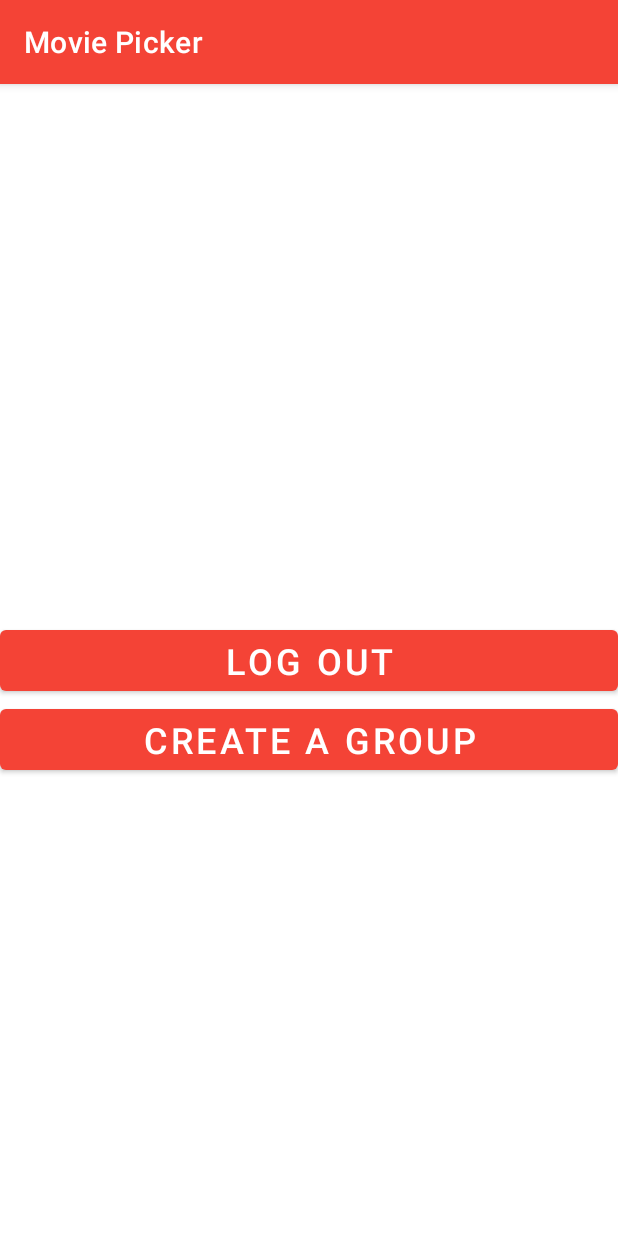
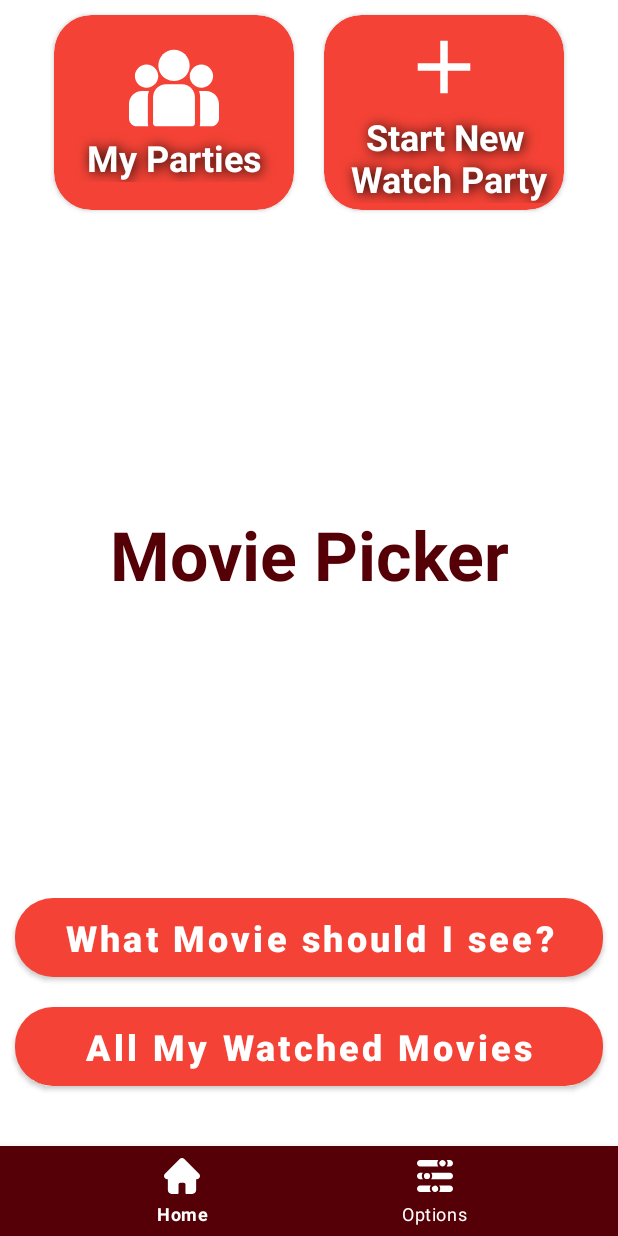
Before and after one commit to CristinaRacovita/final-project, an Android app: the MainActivity screen opened directly, with no data from a screen before it, on a phone screen of 412 x 824 dp. Run offline under Robolectric (Android 15) with nearby library versions, the phone set to English and light mode, and no system bars; our stand-ins replace data binding; network calls fail.

Commit message:
implemented main page fragment

```diff
--- a/app/build.gradle
+++ b/app/build.gradle
@@ -47,6 +47,9 @@ dependencies {
     implementation 'com.google.android.material:material:1.3.0'
     implementation 'androidx.constraintlayout:constraintlayout:2.0.4'
     implementation 'com.google.firebase:firebase-database:19.6.0'
+    implementation 'androidx.navigation:navigation-fragment-ktx:2.3.3'
+    implementation 'androidx.navigation:navigation-ui-ktx:2.3.3'
+    implementation 'androidx.legacy:legacy-support-v4:1.0.0'
     testImplementation 'junit:junit:4.13.2'
     androidTestImplementation 'androidx.test.ext:junit:1.1.2'
     androidTestImplementation 'androidx.test.espresso:espresso-core:3.3.0'
@@ -57,4 +60,6 @@ dependencies {
     implementation "com.squareup.retrofit2:retrofit:2.9.0"
     implementation "com.squareup.retrofit2:converter-gson:2.9.0"
     implementation "com.squareup.okhttp3:logging-interceptor:4.9.0"
+
+    implementation "androidx.fragment:fragment-ktx:1.3.0"
 }
--- a/app/src/main/java/com/example/moviepicker/presentation/activity/MainActivity.kt
+++ b/app/src/main/java/com/example/moviepicker/presentation/activity/MainActivity.kt
@@ -11,17 +11,30 @@ import androidx.lifecycle.ViewModelProvider
 import com.example.moviepicker.R
 import com.example.moviepicker.data.remote.MoviePickerAPI
 import com.example.moviepicker.data.remote.RemoteDataSource
+import com.example.moviepicker.databinding.ActivityMainBinding
 import com.example.moviepicker.databinding.GroupMenuBinding
 import com.example.moviepicker.domain.UserMediator
 import com.example.moviepicker.domain.useCase.FetchCredentialsUseCase
 import com.example.moviepicker.presentation.viewModelFactory.AlertDialogViewModelFactory
+import com.example.moviepicker.presentation.viewModelFactory.MainViewModelFactory
 import com.example.moviepicker.presentation.viewmodel.AlertDialogViewModel
+import com.example.moviepicker.presentation.viewmodel.MainViewModel
 import com.example.moviepicker.presentation.viewmodel.RegisterViewModel
 
 class MainActivity : AppCompatActivity() {
     override fun onCreate(savedInstanceState: Bundle?) {
         super.onCreate(savedInstanceState)
-        setContentView(R.layout.activity_main)
+
+        val mainViewModel =
+            ViewModelProvider(
+                this,
+                MainViewModelFactory()
+            ).get(
+                MainViewModel::class.java
+            )
+        val binding: ActivityMainBinding =
+            DataBindingUtil.setContentView(this, R.layout.activity_main)
+        binding.model = mainViewModel
     }
 
     fun logout(view: View) {
--- /dev/null
+++ b/app/src/main/java/com/example/moviepicker/presentation/binderAdapter/MainBinderAdapter.kt
@@ -0,0 +1,26 @@
+package com.example.moviepicker.presentation.binderAdapter
+
+import androidx.appcompat.app.AppCompatActivity
+import androidx.databinding.BindingAdapter
+import androidx.navigation.fragment.NavHostFragment
+import androidx.navigation.ui.NavigationUI
+import com.google.android.material.bottomnavigation.BottomNavigationView
+
+
+class MainBinderAdapter {
+    companion object {
+        @BindingAdapter("fragment")
+        @JvmStatic
+        fun setFragment(bottomNavigationView: BottomNavigationView, fragment: Int) {
+            val navHostFragment =
+                (bottomNavigationView.context as AppCompatActivity).supportFragmentManager.findFragmentById(
+                    fragment
+                ) as NavHostFragment?
+
+            NavigationUI.setupWithNavController(
+                bottomNavigationView,
+                navHostFragment!!.navController
+            )
+        }
+    }
+}
--- /dev/null
+++ b/app/src/main/java/com/example/moviepicker/presentation/fragment/HomeFragment.kt
@@ -0,0 +1,17 @@
+package com.example.moviepicker.presentation.fragment
+
+import android.os.Bundle
+import android.view.LayoutInflater
+import android.view.View
+import android.view.ViewGroup
+import androidx.fragment.app.Fragment
+import com.example.moviepicker.R
+
+class HomeFragment : Fragment() {
+    override fun onCreateView(
+        inflater: LayoutInflater, container: ViewGroup?,
+        savedInstanceState: Bundle?
+    ): View? {
+        return inflater.inflate(R.layout.fragment_home, container, false)
+    }
+}
--- /dev/null
+++ b/app/src/main/java/com/example/moviepicker/presentation/fragment/OptionsFragment.kt
@@ -0,0 +1,18 @@
+package com.example.moviepicker.presentation.fragment
+
+import android.os.Bundle
+import android.view.LayoutInflater
+import android.view.View
+import android.view.ViewGroup
+import androidx.fragment.app.Fragment
+import com.example.moviepicker.R
+
+class OptionsFragment : Fragment() {
+
+    override fun onCreateView(
+        inflater: LayoutInflater, container: ViewGroup?,
+        savedInstanceState: Bundle?
+    ): View? {
+        return inflater.inflate(R.layout.fragment_options, container, false)
+    }
+}
--- /dev/null
+++ b/app/src/main/java/com/example/moviepicker/presentation/viewModelFactory/MainViewModelFactory.kt
@@ -0,0 +1,15 @@
+package com.example.moviepicker.presentation.viewModelFactory
+
+import androidx.lifecycle.ViewModel
+import androidx.lifecycle.ViewModelProvider
+import com.example.moviepicker.presentation.viewmodel.MainViewModel
+
+class MainViewModelFactory : ViewModelProvider.Factory {
+    override fun <T : ViewModel?> create(modelClass: Class<T>): T {
+        if (modelClass.isAssignableFrom(MainViewModel::class.java)) {
+            return MainViewModel() as T
+        }
+
+        throw IllegalArgumentException("Unable to construct view model")
+    }
+}
--- /dev/null
+++ b/app/src/main/java/com/example/moviepicker/presentation/viewmodel/MainViewModel.kt
@@ -0,0 +1,6 @@
+package com.example.moviepicker.presentation.viewmodel
+
+import androidx.lifecycle.ViewModel
+
+class MainViewModel : ViewModel() {
+}
--- /dev/null
+++ b/app/src/main/res/drawable/ic_baseline_add_24.xml
@@ -0,0 +1,10 @@
+<vector android:height="24dp"
+    android:tint="#FFFFFF"
+    android:viewportHeight="24"
+    android:viewportWidth="24"
+    android:width="24dp"
+    xmlns:android="http://schemas.android.com/apk/res/android">
+    <path
+        android:fillColor="@android:color/white"
+        android:pathData="M19,13h-6v6h-2v-6H5v-2h6V5h2v6h6v2z" />
+</vector>
--- /dev/null
+++ b/app/src/main/res/drawable/ic_group.xml
@@ -0,0 +1,24 @@
+<vector xmlns:android="http://schemas.android.com/apk/res/android"
+    android:width="512dp"
+    android:height="512dp"
+    android:viewportWidth="511.999"
+    android:viewportHeight="511.999">
+    <path
+        android:pathData="M438.09,273.32h-39.596c4.036,11.05 6.241,22.975 6.241,35.404v149.65c0,5.182 -0.902,10.156 -2.543,14.782h65.461c24.453,0 44.346,-19.894 44.346,-44.346v-81.581C512,306.476 478.844,273.32 438.09,273.32z"
+        android:fillColor="#ffffff" />
+    <path
+        android:pathData="M107.265,308.725c0,-12.43 2.205,-24.354 6.241,-35.404H73.91c-40.754,0 -73.91,33.156 -73.91,73.91v81.581c0,24.452 19.893,44.346 44.346,44.346h65.462c-1.641,-4.628 -2.543,-9.601 -2.543,-14.783V308.725z"
+        android:fillColor="#ffffff" />
+    <path
+        android:pathData="M301.261,234.815h-90.522c-40.754,0 -73.91,33.156 -73.91,73.91v149.65c0,8.163 6.618,14.782 14.782,14.782h208.778c8.164,0 14.782,-6.618 14.782,-14.782v-149.65C375.171,267.971 342.015,234.815 301.261,234.815z"
+        android:fillColor="#ffffff" />
+    <path
+        android:pathData="M256,38.84c-49.012,0 -88.886,39.874 -88.886,88.887c0,33.245 18.349,62.28 45.447,77.524c12.853,7.23 27.671,11.362 43.439,11.362c15.768,0 30.586,-4.132 43.439,-11.362c27.099,-15.244 45.447,-44.28 45.447,-77.524C344.886,78.715 305.012,38.84 256,38.84z"
+        android:fillColor="#ffffff" />
+    <path
+        android:pathData="M99.918,121.689c-36.655,0 -66.475,29.82 -66.475,66.475c0,36.655 29.82,66.475 66.475,66.475c9.298,0 18.152,-1.926 26.195,-5.388c13.906,-5.987 25.372,-16.585 32.467,-29.86c4.98,-9.317 7.813,-19.946 7.813,-31.227C166.393,151.51 136.573,121.689 99.918,121.689z"
+        android:fillColor="#ffffff" />
+    <path
+        android:pathData="M412.082,121.689c-36.655,0 -66.475,29.82 -66.475,66.475c0,11.282 2.833,21.911 7.813,31.227c7.095,13.276 18.561,23.874 32.467,29.86c8.043,3.462 16.897,5.388 26.195,5.388c36.655,0 66.475,-29.82 66.475,-66.475C478.557,151.509 448.737,121.689 412.082,121.689z"
+        android:fillColor="#ffffff" />
+</vector>
--- /dev/null
+++ b/app/src/main/res/drawable/ic_home.xml
@@ -0,0 +1,9 @@
+<vector xmlns:android="http://schemas.android.com/apk/res/android"
+    android:width="512dp"
+    android:height="512dp"
+    android:viewportWidth="512"
+    android:viewportHeight="512">
+  <path
+      android:pathData="m498.195,222.695c-0.012,-0.012 -0.023,-0.023 -0.035,-0.035l-208.855,-208.848c-8.902,-8.906 -20.738,-13.813 -33.328,-13.813 -12.59,0 -24.426,4.902 -33.332,13.809l-208.746,208.742c-0.07,0.07 -0.141,0.145 -0.211,0.215 -18.281,18.387 -18.25,48.219 0.09,66.559 8.379,8.383 19.445,13.238 31.277,13.746 0.48,0.047 0.965,0.07 1.453,0.07h8.324v153.699c0,30.414 24.746,55.16 55.168,55.16h81.711c8.281,0 15,-6.715 15,-15v-120.5c0,-13.879 11.289,-25.168 25.168,-25.168h48.195c13.879,0 25.168,11.289 25.168,25.168v120.5c0,8.285 6.715,15 15,15h81.711c30.422,0 55.168,-24.746 55.168,-55.16v-153.699h7.719c12.586,0 24.422,-4.902 33.332,-13.809 18.359,-18.371 18.367,-48.254 0.023,-66.637zM498.195,222.695"
+      android:fillColor="#ffffff" />
+</vector>
--- /dev/null
+++ b/app/src/main/res/drawable/ic_setup.xml
@@ -0,0 +1,33 @@
+<vector xmlns:android="http://schemas.android.com/apk/res/android"
+    android:width="512dp"
+    android:height="512dp"
+    android:viewportWidth="512"
+    android:viewportHeight="512">
+    <path
+        android:fillColor="#FFFFFFFF"
+        android:pathData="m466.88,210.88h-265.45c20.474,26.739 20.319,63.705 0,90.24h265.45c24.88,0 45.12,-20.24 45.12,-45.12s-20.24,-45.12 -45.12,-45.12z" />
+    <path
+        android:fillColor="#FFFFFFFF"
+        android:pathData="m45.12,301.12h38.15c-20.436,-26.688 -20.355,-63.657 0,-90.24h-38.15c-24.88,0 -45.12,20.24 -45.12,45.12s20.24,45.12 45.12,45.12z" />
+    <path
+        android:fillColor="#FFFFFFFF"
+        android:pathData="M142.35,256m-44.37,0a44.37,44.37 0,1 1,88.74 0a44.37,44.37 0,1 1,-88.74 0" />
+    <path
+        android:fillColor="#FFFFFFFF"
+        android:pathData="m466.88,392.5h-151.811c20.665,26.986 20.151,64.004 0.01,90.25h151.801c24.88,0 45.12,-20.24 45.12,-45.12s-20.24,-45.13 -45.12,-45.13z" />
+    <path
+        android:fillColor="#FFFFFFFF"
+        android:pathData="m45.12,392.5c-24.88,0 -45.12,20.25 -45.12,45.13s20.24,45.12 45.12,45.12h151.799c-20.183,-26.301 -20.61,-63.322 0.01,-90.25z" />
+    <path
+        android:fillColor="#FFFFFFFF"
+        android:pathData="M215.171,454.596a44.38,44.38 112.486,1 0,81.996 -33.987a44.38,44.38 112.486,1 0,-81.996 33.987z" />
+    <path
+        android:fillColor="#FFFFFFFF"
+        android:pathData="m45.12,119.5h258.52c-20.75,-27.096 -20.073,-64.103 -0.01,-90.25h-258.51c-24.88,0 -45.12,20.24 -45.12,45.12s20.24,45.13 45.12,45.13z" />
+    <path
+        android:fillColor="#FFFFFFFF"
+        android:pathData="m466.88,119.5c24.88,0 45.12,-20.25 45.12,-45.13s-20.24,-45.12 -45.12,-45.12h-45.09c20.085,26.173 20.716,63.185 -0.01,90.25z" />
+    <path
+        android:fillColor="#FFFFFFFF"
+        android:pathData="M331.294,105.77a44.363,44.363 0,1 0,62.739 -62.739a44.363,44.363 0,1 0,-62.739 62.739z" />
+</vector>
--- a/app/src/main/res/layout/activity_main.xml
+++ b/app/src/main/res/layout/activity_main.xml
@@ -1,27 +1,43 @@
 <?xml version="1.0" encoding="utf-8"?>
-<androidx.constraintlayout.widget.ConstraintLayout xmlns:android="http://schemas.android.com/apk/res/android"
+<layout>
+
+    <data>
+
+        <variable
+            name="model"
+            type="com.example.moviepicker.presentation.viewmodel.MainViewModel" />
+    </data>
+
+    <LinearLayout xmlns:android="http://schemas.android.com/apk/res/android"
         xmlns:app="http://schemas.android.com/apk/res-auto"
         xmlns:tools="http://schemas.android.com/tools"
         android:layout_width="match_parent"
         android:layout_height="match_parent"
+        android:orientation="vertical"
         tools:context=".presentation.activity.MainActivity">
 
-    <Button
-        android:id="@+id/logout_button"
+        <androidx.fragment.app.FragmentContainerView
+            android:id="@+id/myFragment"
+            android:name="androidx.navigation.fragment.NavHostFragment"
             android:layout_width="match_parent"
-        android:layout_height="wrap_content"
-        android:onClick="logout"
-        android:text="@string/log_out"
-        android:textSize="@dimen/title_size"
+            android:layout_height="0dp"
+            android:layout_weight="2"
+            app:defaultNavHost="true"
+            app:navGraph="@navigation/nav_graph" />
+
+        <com.google.android.material.bottomnavigation.BottomNavigationView
+            android:id="@+id/bottom_navigation"
+            android:layout_width="match_parent"
+            android:layout_height="60dp"
+            app:backgroundTint="@color/red_dark"
+            app:fragment="@{@id/myFragment}"
+            app:itemBackground="@color/red_dark"
+            app:itemIconTint="@android:color/white"
+            app:itemTextColor="@android:color/white"
+            app:labelVisibilityMode="labeled"
             app:layout_constraintBottom_toBottomOf="parent"
-        app:layout_constraintTop_toTopOf="parent" />
+            app:menu="@menu/main_page_menu" />
 
-    <Button
-        android:layout_width="match_parent"
-        android:layout_height="wrap_content"
-        android:onClick="createGroup"
-        android:text="@string/create_a_group"
-        android:textSize="@dimen/title_size"
-        app:layout_constraintTop_toBottomOf="@id/logout_button" />
+    </LinearLayout>
 
-</androidx.constraintlayout.widget.ConstraintLayout>
+</layout>
--- /dev/null
+++ b/app/src/main/res/layout/fragment_home.xml
@@ -0,0 +1,145 @@
+<?xml version="1.0" encoding="utf-8"?>
+<androidx.constraintlayout.widget.ConstraintLayout xmlns:android="http://schemas.android.com/apk/res/android"
+    xmlns:app="http://schemas.android.com/apk/res-auto"
+    xmlns:tools="http://schemas.android.com/tools"
+    android:layout_width="match_parent"
+    android:layout_height="match_parent"
+    tools:context=".presentation.fragment.HomeFragment">
+
+    <androidx.cardview.widget.CardView
+        android:id="@+id/group_cardView"
+        android:layout_width="160dp"
+        android:layout_height="130dp"
+        android:layout_margin="@dimen/margin"
+        android:layout_marginTop="@dimen/button_top_margin"
+        app:cardBackgroundColor="@color/red"
+        app:cardCornerRadius="25dp"
+        app:layout_constraintEnd_toStartOf="@+id/new_cardView"
+        app:layout_constraintHorizontal_bias="0.5"
+        app:layout_constraintStart_toEndOf="@+id/app_name_textView"
+        app:layout_constraintTop_toTopOf="parent">
+
+        <LinearLayout
+            android:layout_width="match_parent"
+            android:layout_height="match_parent"
+            android:gravity="center"
+            android:orientation="vertical">
+
+            <ImageView
+                android:layout_width="60dp"
+                android:layout_height="60dp"
+                android:layout_gravity="center"
+                android:src="@drawable/ic_group" />
+
+            <TextView
+                android:layout_width="match_parent"
+                android:layout_height="wrap_content"
+                android:layout_gravity="bottom"
+                android:gravity="center"
+                android:shadowColor="@color/black"
+                android:shadowDx="1.5"
+                android:shadowDy="1.3"
+                android:shadowRadius="10"
+                android:text="@string/my_parties"
+                android:textColor="@color/white"
+                android:textSize="@dimen/title_size"
+                android:textStyle="bold" />
+
+        </LinearLayout>
+
+    </androidx.cardview.widget.CardView>
+
+    <androidx.cardview.widget.CardView
+        android:id="@+id/new_cardView"
+        android:layout_width="160dp"
+        android:layout_height="130dp"
+        android:layout_margin="@dimen/margin"
+        android:onClick="createGroup"
+        android:layout_marginTop="@dimen/button_top_margin"
+        app:cardBackgroundColor="@color/red"
+        app:cardCornerRadius="25dp"
+        app:layout_constraintBottom_toBottomOf="@+id/group_cardView"
+        app:layout_constraintEnd_toStartOf="@+id/app_name_textView"
+        app:layout_constraintHorizontal_bias="0.5"
+        app:layout_constraintStart_toEndOf="@+id/group_cardView"
+        app:layout_constraintTop_toTopOf="@+id/group_cardView">
+
+        <LinearLayout
+            android:layout_width="match_parent"
+            android:layout_height="match_parent"
+            android:gravity="center"
+            android:orientation="vertical">
+
+            <ImageView
+                android:layout_width="60dp"
+                android:layout_height="60dp"
+                android:layout_gravity="center"
+                android:src="@drawable/ic_baseline_add_24" />
+
+            <TextView
+                android:layout_width="match_parent"
+                android:layout_height="wrap_content"
+                android:gravity="center"
+                android:shadowColor="@color/black"
+                android:shadowDx="1.5"
+                android:shadowDy="1.3"
+                android:shadowRadius="10"
+                android:text="@string/start_new_n_watch_party"
+                android:textColor="@color/white"
+                android:textSize="@dimen/title_size"
+                android:textStyle="bold" />
+
+        </LinearLayout>
+
+    </androidx.cardview.widget.CardView>
+
+    <TextView
+        android:id="@+id/app_name_textView"
+        android:layout_width="match_parent"
+        android:layout_height="wrap_content"
+        android:gravity="center"
+        android:shadowColor="@color/white"
+        android:shadowDx="1.5"
+        android:shadowDy="1.3"
+        android:shadowRadius="10"
+        android:text="@string/app_name"
+        android:textColor="@color/red_dark"
+        android:textSize="45sp"
+        android:textStyle="bold"
+        app:layout_constraintBottom_toTopOf="@id/next_movie_button"
+        app:layout_constraintTop_toBottomOf="@id/group_cardView" />
+
+    <Button
+        android:id="@+id/next_movie_button"
+        android:layout_width="0dp"
+        android:layout_height="wrap_content"
+        android:layout_marginBottom="@dimen/top_margin"
+        android:background="@drawable/ic_red_button"
+        android:text="@string/what_movie_should_i_see_next"
+        android:textAllCaps="false"
+        android:textColor="@color/white"
+        android:textSize="@dimen/title_size"
+        android:textStyle="bold"
+        app:layout_constraintBottom_toTopOf="@id/all_movies_button"
+        app:layout_constraintEnd_toEndOf="@id/all_movies_button"
+        app:layout_constraintStart_toStartOf="@id/all_movies_button" />
+
+    <Button
+        android:id="@+id/all_movies_button"
+        android:layout_width="match_parent"
+        android:layout_height="wrap_content"
+        android:layout_marginStart="@dimen/margin"
+        android:layout_marginTop="@dimen/top_margin"
+        android:layout_marginEnd="@dimen/margin"
+        android:layout_marginBottom="@dimen/button_top_margin"
+        android:background="@drawable/ic_red_button"
+        android:text="@string/all_my_watched_movies"
+        android:textAllCaps="false"
+        android:textColor="@color/white"
+        android:textSize="@dimen/title_size"
+        android:textStyle="bold"
+        app:layout_constraintBottom_toBottomOf="parent"
+
+        />
+
+</androidx.constraintlayout.widget.ConstraintLayout>
--- /dev/null
+++ b/app/src/main/res/layout/fragment_options.xml
@@ -0,0 +1,24 @@
+<?xml version="1.0" encoding="utf-8"?>
+<FrameLayout xmlns:android="http://schemas.android.com/apk/res/android"
+    xmlns:tools="http://schemas.android.com/tools"
+    android:layout_width="match_parent"
+    android:layout_height="match_parent"
+    tools:context=".presentation.fragment.OptionsFragment">
+
+    <Button
+        android:id="@+id/all_movies_button"
+        android:layout_width="match_parent"
+        android:layout_height="wrap_content"
+        android:layout_marginStart="@dimen/margin"
+        android:layout_marginTop="@dimen/top_margin"
+        android:layout_marginEnd="@dimen/margin"
+        android:layout_marginBottom="@dimen/button_top_margin"
+        android:background="@drawable/ic_red_button"
+        android:text="@string/log_out"
+        android:onClick="logout"
+        android:textAllCaps="false"
+        android:textColor="@color/white"
+        android:textSize="@dimen/title_size"
+        android:textStyle="bold" />
+
+</FrameLayout>
--- /dev/null
+++ b/app/src/main/res/menu/main_page_menu.xml
@@ -0,0 +1,15 @@
+<?xml version="1.0" encoding="utf-8"?>
+<menu xmlns:android="http://schemas.android.com/apk/res/android"
+    xmlns:app="http://schemas.android.com/apk/res-auto">
+    <item
+        android:id="@+id/home_action"
+        android:title="@string/home"
+        app:showAsAction="withText|always"
+        android:icon="@drawable/ic_home" />
+
+    <item
+        android:id="@+id/settings_action"
+        android:title="@string/options"
+        app:showAsAction="withText|ifRoom"
+        android:icon="@drawable/ic_setup" />
+</menu>
--- /dev/null
+++ b/app/src/main/res/navigation/nav_graph.xml
@@ -0,0 +1,20 @@
+<?xml version="1.0" encoding="utf-8"?>
+<navigation xmlns:android="http://schemas.android.com/apk/res/android"
+    xmlns:app="http://schemas.android.com/apk/res-auto"
+    xmlns:tools="http://schemas.android.com/tools"
+    android:id="@+id/nav_graph"
+    app:startDestination="@id/home_action">
+
+    <fragment
+        android:id="@+id/home_action"
+        android:name="com.example.moviepicker.presentation.fragment.HomeFragment"
+        android:label="AllRecipesFragment"
+        tools:layout="@layout/fragment_home" />
+
+    <fragment
+        android:id="@+id/settings_action"
+        android:name="com.example.moviepicker.presentation.fragment.OptionsFragment"
+        android:label="fragment_my_recipes"
+        tools:layout="@layout/fragment_options" />
+
+</navigation>
--- a/app/src/main/res/values/colors.xml
+++ b/app/src/main/res/values/colors.xml
@@ -10,7 +10,7 @@
 
     <color name="red">#f44336</color>
     <color name="red_light">#ff7961</color>
-    <color name="red_dark">#ba000d</color>
+    <color name="red_dark">#550006</color>
     <color name="yellow">#fff176</color>
     <color name="grey">#F5F5F5</color>
 
--- a/app/src/main/res/values/strings.xml
+++ b/app/src/main/res/values/strings.xml
@@ -20,4 +20,13 @@
     <string name="search">Search..</string>
     <string name="create">Create</string>
     <string name="watch_together">Let\'s watch a movie together!</string>
+    <string name="home">Home</string>
+    <string name="settings">Settings</string>
+    <!-- TODO: Remove or change this placeholder text -->
+    <string name="hello_blank_fragment">Hello blank fragment</string>
+    <string name="my_parties">My Parties</string>
+    <string name="what_movie_should_i_see_next">What Movie should I see?</string>
+    <string name="all_my_watched_movies">All My Watched Movies</string>
+    <string name="options">Options</string>
+    <string name="start_new_n_watch_party">Start New\n Watch Party</string>
 </resources>
--- a/app/src/main/res/values/themes.xml
+++ b/app/src/main/res/values/themes.xml
@@ -1,6 +1,6 @@
 <resources xmlns:tools="http://schemas.android.com/tools">
 
-    <style name="Theme.MoviePicker" parent="Theme.MaterialComponents.DayNight.DarkActionBar">
+    <style name="Theme.MoviePicker" parent="Theme.MaterialComponents.DayNight.NoActionBar">
         <item name="colorPrimary">@color/red</item>
         <item name="colorOnPrimary">@color/white</item>
         <item name="colorPrimaryDark">@color/red_dark</item>
```
Lines whose indentation alone changed are shown as unchanged.
